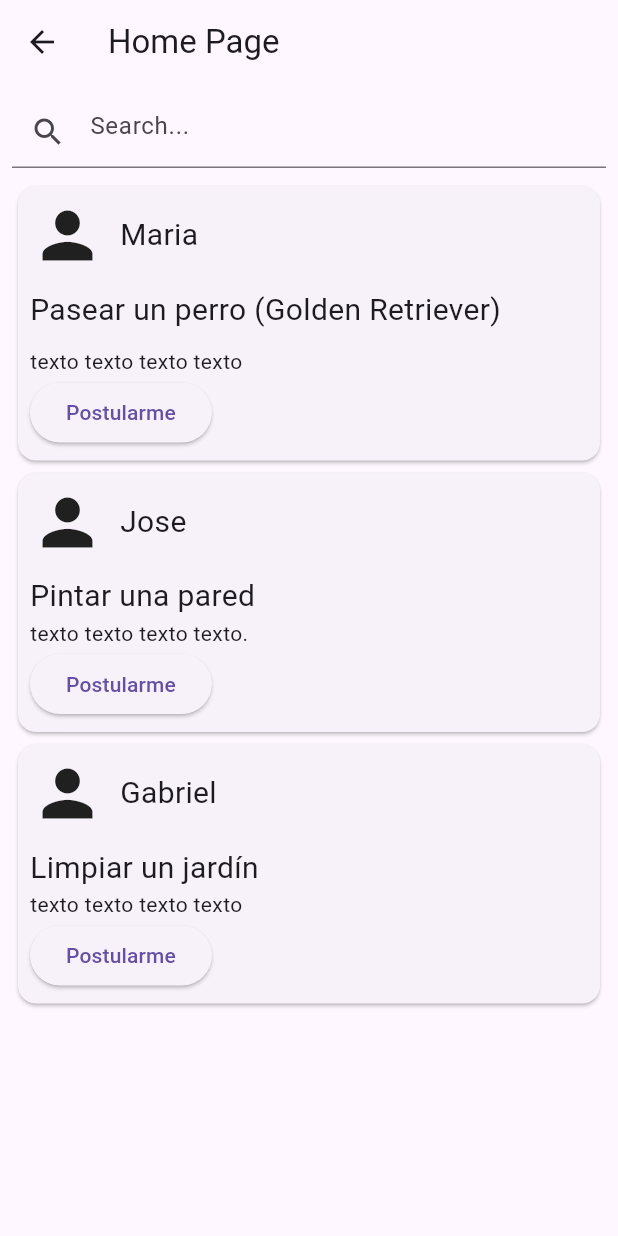
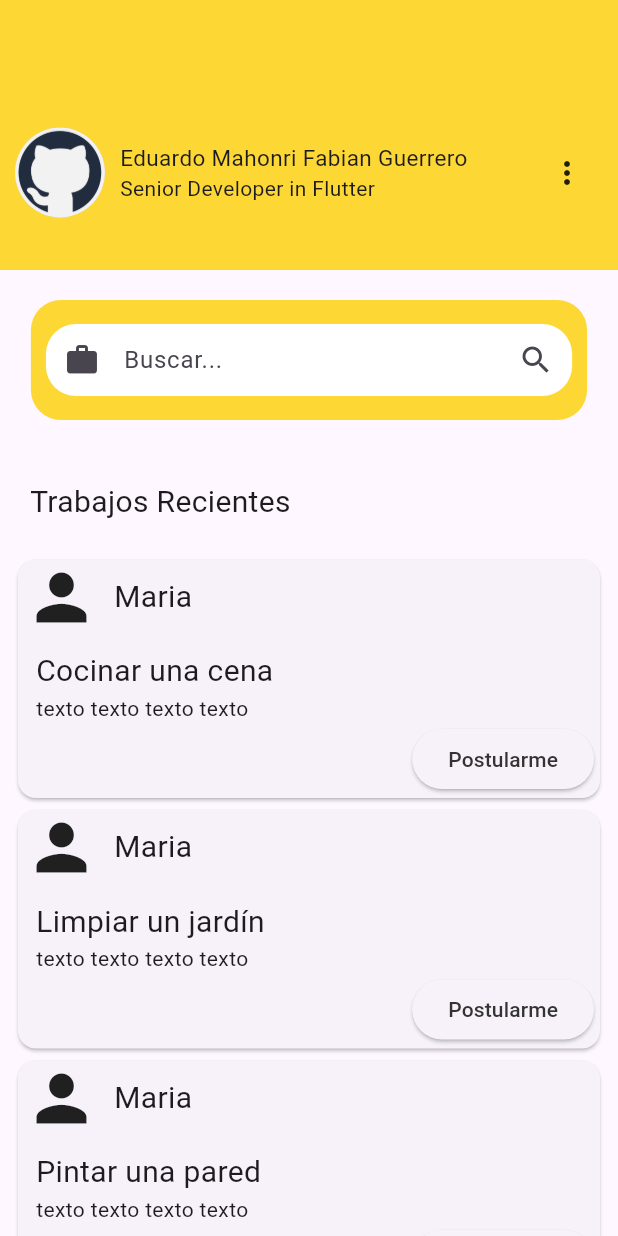
Before and after one commit to LaloMFGM/Chambeeta, a Flutter app: the HomePage screen opened directly, on a phone screen of 412 x 824 dp. Run offline on Flutter 3.47's test engine with Material 3 defaults, Android fonts, the light colour scheme and no system bars.

Commit message:
Version home con cambios por verificar

```diff
--- a/lib/constants.dart
+++ b/lib/constants.dart
@@ -10,6 +10,7 @@ const Color darkColor = Color(0xFF333333);
 
 const bgportrait = "assets/images/bgportrait.jpg";
 const bglandscape = "assets/images/bglandscape.png";
+const userImg = "assets/images/user_logo.png";
 
 const iconHome = Icons.home;
 const iconJobs = Icons.work;
--- a/lib/screens/tabs/home/home_page.dart
+++ b/lib/screens/tabs/home/home_page.dart
@@ -1,7 +1,8 @@
+import 'package:chambeeta/constants.dart';
 import 'package:flutter/material.dart';
 
 class HomePage extends StatefulWidget {
-  const HomePage({super.key});
+  const HomePage({Key? key});
 
   @override
   State<HomePage> createState() => _HomePageState();
@@ -11,20 +12,105 @@ class _HomePageState extends State<HomePage> {
   @override
   Widget build(BuildContext context) {
     return Scaffold(
-      appBar: AppBar(
-        title: const Text('Home Page'),
-      ),
       body: Column(
         children: [
-          const Padding(
-            padding: EdgeInsets.all(8.0),
-            child: TextField(
-              decoration: InputDecoration(
-                hintText: 'Search...',
-                prefixIcon: Icon(Icons.search),
+          Container(
+            color: accentColor,
+            height: 180,
+            padding: const EdgeInsets.fromLTRB(10.0, 50.0, 10.0, 0.0),
+            child: Row(
+              mainAxisAlignment: MainAxisAlignment.center,
+              children: [
+                CircleAvatar(
+                  radius: 30,
+                  backgroundImage: AssetImage(userImg),
+                ),
+                SizedBox(width: 10),
+                Expanded(
+                  child: Column(
+                    crossAxisAlignment: CrossAxisAlignment.start,
+                    mainAxisAlignment: MainAxisAlignment.center,
+                    children: [
+                      //Cargar información de usuario logeado
+                      Text(
+                        'Eduardo Mahonri Fabian Guerrero',
+                        style: TextStyle(fontSize: 15),
+                        overflow: TextOverflow.ellipsis,
+                      ),
+                      Text(
+                        'Senior Developer in Flutter',
+                        style: TextStyle(fontSize: 14),
+                        overflow: TextOverflow.ellipsis,
+                      ),
+                    ],
+                  ),
+                ),
+                PopupMenuButton(
+                  itemBuilder: (BuildContext context) {
+                    return ['Opción 1', 'Opción 2', 'Opción 3']
+                        .map((String choice) {
+                      return PopupMenuItem(
+                        value: choice,
+                        child: Text(choice),
+                      );
+                    }).toList();
+                  },
+                ),
+              ],
+            ),
+          ),
+          SizedBox(height: 20),
+          Padding(
+            padding: EdgeInsets.symmetric(horizontal: 20),
+            child: Container(
+              height: 80,
+              width: MediaQuery.of(context).size.width * 0.9,
+              padding: EdgeInsets.all(10.0),
+              decoration: BoxDecoration(
+                color: accentColor,
+                borderRadius: BorderRadius.circular(20),
+              ),
+              child: Align(
+                alignment: Alignment.center,
+                child: TextField(
+                  decoration: InputDecoration(
+                    filled: true,
+                    fillColor: Colors.white,
+                    contentPadding:
+                        EdgeInsets.all(10), // Padding interno del TextField
+                    suffixIcon: Icon(Icons.search),
+                    prefixIcon: Icon(Icons.work),
+                    hintText: 'Buscar...',
+                    border: OutlineInputBorder(
+                      borderRadius: BorderRadius.circular(20),
+                      borderSide: BorderSide.none,
+                    ),
+                  ),
+                ),
               ),
             ),
           ),
+          SizedBox(height: 40),
+          Row(
+            children: [
+              Align(
+                alignment: Alignment.centerLeft,
+                child: Padding(
+                  padding: EdgeInsets.only(left: 20.0),
+                  child: Text(
+                    'Trabajos Recientes',
+                    style: TextStyle(fontSize: 20),
+                  ),
+                ),
+              )
+            ],
+          ),
+          SizedBox(height: 20),
+
+          // Esto se cambiara por un for que recorra la lista de trabajos recientes y
+          // cree un card por cada uno, en caso de que se busque un trabajo en especifico
+          // se mostrara solo los trabajos que coincidan con la busqueda
+
           Expanded(
             child: ListView(
               children: [
@@ -32,29 +118,37 @@ class _HomePageState extends State<HomePage> {
                   padding: const EdgeInsets.symmetric(horizontal: 8.0),
                   child: Card(
                     child: Padding(
-                      padding: const EdgeInsets.all(8.0),
+                      padding: const EdgeInsets.fromLTRB(4.0, 0.0, 4.0, 2.0),
                       child: Column(
                         crossAxisAlignment: CrossAxisAlignment.start,
                         children: [
-                          const Row(
+                          Row(
                             children: [
                               Icon(Icons.person, size: 50),
                               SizedBox(width: 10),
                               Text('Maria', style: TextStyle(fontSize: 20)),
                             ],
                           ),
-                          const SizedBox(height: 10),
-                          const Text('Pasear un perro (Golden Retriever)', style: TextStyle(fontSize: 20)),
-                          const SizedBox(height: 10),
-                          const Text(
-                            'texto texto texto texto',
+                          SizedBox(height: 10),
+                          Padding(
+                            padding:
+                                const EdgeInsets.fromLTRB(8.0, 0.0, 8.0, 0.0),
+                            child: Column(
+                              crossAxisAlignment: CrossAxisAlignment.start,
+                              children: [
+                                Text('Cocinar una cena',
+                                    style: TextStyle(fontSize: 20)),
+                                Text('texto texto texto texto'),
+                              ],
+                            ),
                           ),
-                          ElevatedButton(
-                            onPressed: () {
-
-                            },
-                            child: const Text('Postularme'),
-                          ),
+                          Align(
+                            alignment: Alignment.centerRight,
+                            child: ElevatedButton(
+                              onPressed: () {},
+                              child: Text('Postularme', style: TextStyle(color: darkColor)),
+                            ),
+                          )
                         ],
                       ),
                     ),
@@ -64,28 +158,37 @@ class _HomePageState extends State<HomePage> {
                   padding: const EdgeInsets.symmetric(horizontal: 8.0),
                   child: Card(
                     child: Padding(
-                      padding: const EdgeInsets.all(8.0),
+                      padding: const EdgeInsets.fromLTRB(4.0, 0.0, 4.0, 2.0),
                       child: Column(
                         crossAxisAlignment: CrossAxisAlignment.start,
                         children: [
-                          const Row(
+                          Row(
                             children: [
                               Icon(Icons.person, size: 50),
                               SizedBox(width: 10),
-                              Text('Jose', style: TextStyle(fontSize: 20)),
+                              Text('Maria', style: TextStyle(fontSize: 20)),
                             ],
                           ),
-                          const SizedBox(height: 10),
-                          const Text('Pintar una pared', style: TextStyle(fontSize: 20)),
-                          const Text(
-                            'texto texto texto texto.',
+                          SizedBox(height: 10),
+                          Padding(
+                            padding:
+                                const EdgeInsets.fromLTRB(8.0, 0.0, 8.0, 0.0),
+                            child: Column(
+                              crossAxisAlignment: CrossAxisAlignment.start,
+                              children: [
+                                Text('Limpiar un jardín',
+                                    style: TextStyle(fontSize: 20)),
+                                Text('texto texto texto texto'),
+                              ],
+                            ),
                           ),
-                          ElevatedButton(
-                            onPressed: () {
-
-                            },
-                            child: const Text('Postularme'),
-                          ),
+                          Align(
+                            alignment: Alignment.centerRight,
+                            child: ElevatedButton(
+                              onPressed: () {},
+                              child: Text('Postularme', style: TextStyle(color: darkColor)),
+                            ),
+                          )
                         ],
                       ),
                     ),
@@ -95,28 +198,37 @@ class _HomePageState extends State<HomePage> {
                   padding: const EdgeInsets.symmetric(horizontal: 8.0),
                   child: Card(
                     child: Padding(
-                      padding: const EdgeInsets.all(8.0),
+                      padding: const EdgeInsets.fromLTRB(4.0, 0.0, 4.0, 2.0),
                       child: Column(
                         crossAxisAlignment: CrossAxisAlignment.start,
                         children: [
-                          const Row(
+                          Row(
                             children: [
                               Icon(Icons.person, size: 50),
                               SizedBox(width: 10),
-                              Text('Gabriel', style: TextStyle(fontSize: 20)),
+                              Text('Maria', style: TextStyle(fontSize: 20)),
                             ],
                           ),
-                          const SizedBox(height: 10),
-                          const Text('Limpiar un jardín', style: TextStyle(fontSize: 20)),
-                          const Text(
-                            'texto texto texto texto',
+                          SizedBox(height: 10),
+                          Padding(
+                            padding:
+                                const EdgeInsets.fromLTRB(8.0, 0.0, 8.0, 0.0),
+                            child: Column(
+                              crossAxisAlignment: CrossAxisAlignment.start,
+                              children: [
+                                Text('Pintar una pared',
+                                    style: TextStyle(fontSize: 20)),
+                                Text('texto texto texto texto'),
+                              ],
+                            ),
                           ),
-                          ElevatedButton(
-                            onPressed: () {
-
-                            },
-                            child: const Text('Postularme'),
-                          ),
+                          Align(
+                            alignment: Alignment.centerRight,
+                            child: ElevatedButton(
+                              onPressed: () {},
+                              child: Text('Postularme', style: TextStyle(color: darkColor)),
+                            ),
+                          )
                         ],
                       ),
                     ),
@@ -124,7 +236,7 @@ class _HomePageState extends State<HomePage> {
                 ),
               ],
             ),
-          ),
+          )
         ],
       ),
     );
```
Also changed, not shown: assets/images/user_logo.png (added).
